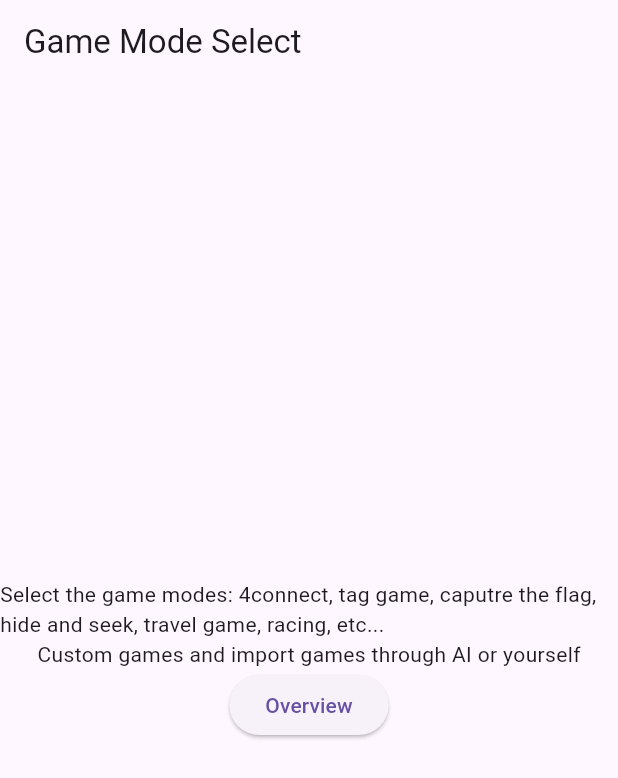
After one commit to TheHuntingGame/the_hunting_game, a Flutter app: the GameSetup screen opened directly, after a tap on "Players Complete!", on a phone screen of 412 x 824 dp. The commit adds this screen. Shown: the top 778 px of the screen. Run offline on Flutter 3.47's test engine with Material 3 defaults, Android fonts, the phone set to English and light mode, and no system bars; our stand-ins replace qr_flutter.

Commit message:
structure finish

```diff
--- a/lib/pages/bottom_navigation.dart
+++ b/lib/pages/bottom_navigation.dart
@@ -17,7 +17,6 @@ class _MainPageState extends State<BottomNavigation> {
 
   @override
   Widget build(BuildContext context) {
-    final ThemeData theme = Theme.of(context);
     return Scaffold(
       appBar: AppBar(
         title: const Text('TheHuntingGame'),
--- /dev/null
+++ b/lib/pages/game_setup.dart
@@ -0,0 +1,103 @@
+import 'package:flutter/material.dart';
+import 'package:the_hunting_game/pages/bottom_navigation.dart';
+
+class GameSetup extends StatelessWidget {
+  const GameSetup({super.key});
+
+  @override
+  Widget build(BuildContext context) {
+    return Scaffold(
+      appBar: AppBar(
+        title: Column(
+          mainAxisAlignment: MainAxisAlignment.center,
+          children: [
+            Text('Game Setup'),
+            Text('Waiting for players to connect...'),
+          ],
+        ),
+        automaticallyImplyLeading: false,
+      ),
+      body: Center(
+        child: Column(
+          mainAxisAlignment: MainAxisAlignment.center,
+          children: [
+            Text('Listing all players in this round, ability to drag into teams when appropiate game mode is selected'),
+            ElevatedButton(
+              onPressed: () {
+                Navigator.push(
+                  context,
+                  MaterialPageRoute(builder: (context) => GameModeSelect()),
+                );
+              },
+              child: Text('Players Complete!'),
+            ),
+          ],
+        ),
+      ),
+    );
+  }
+}
+
+class GameModeSelect extends StatelessWidget {
+  const GameModeSelect({super.key});
+
+  @override
+  Widget build(BuildContext context) {
+    return Scaffold(
+      appBar: AppBar(
+        title: Text('Game Mode Select'),
+        automaticallyImplyLeading: false,
+      ),
+      body: Center(
+        child: Column(
+          mainAxisAlignment: MainAxisAlignment.center,
+          children: [
+            Text('Select the game modes: 4connect, tag game, caputre the flag, hide and seek, travel game, racing, etc...'),
+            Text('Custom games and import games through AI or yourself'),
+            ElevatedButton(
+              onPressed: () {
+                Navigator.push(
+                  context,
+                  MaterialPageRoute(builder: (context) => FinalAdjustments()),
+                );
+              },
+              child: Text('Overview'),
+            ),
+          ],
+        ),
+      ),
+    );
+  }
+}
+
+class FinalAdjustments extends StatelessWidget {
+  const FinalAdjustments({super.key});
+
+  @override
+  Widget build(BuildContext context) {
+    return Scaffold(
+      appBar: AppBar(
+        title: Text('Final Adjustments'),
+        automaticallyImplyLeading: false,
+      ),
+      body: Center(
+        child: Column(
+          mainAxisAlignment: MainAxisAlignment.center,
+          children: [
+            Text('See all settings: players, teams, game mode, specific/special settings(like chat settings), etc...,'),
+            Text('Ability to check last time'),
+            ElevatedButton(
+              onPressed: () {
+                Navigator.push(
+                  context,
+                  MaterialPageRoute(builder: (context) => BottomNavigation()),
+                );
+              },
+              child: Text('Start Game'),
+            ),
+          ],
+        ),
+      ),
+    );
+  }
+}
```
Also changed, not shown: lib/main.dart (+19 -4 lines).
